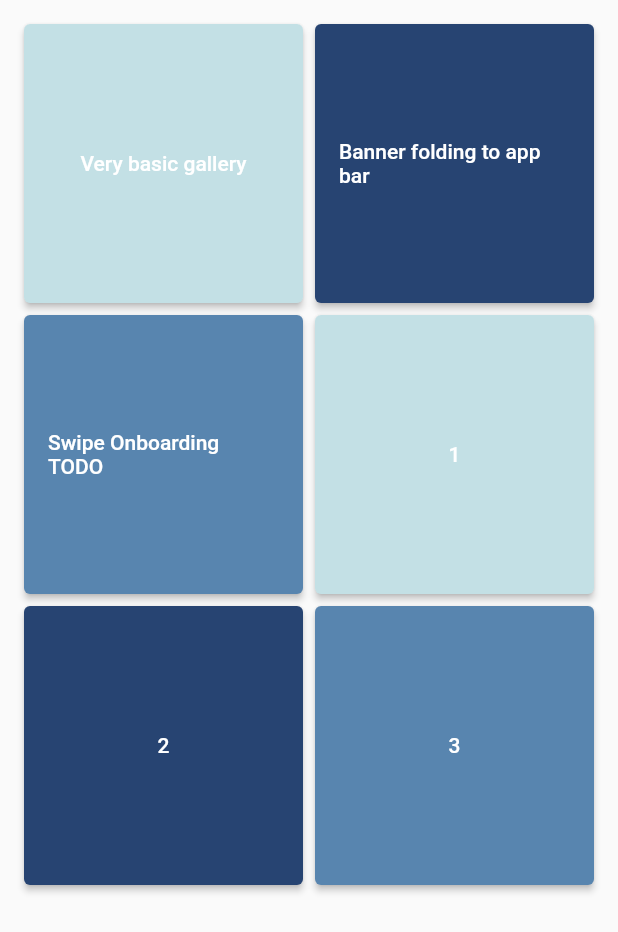
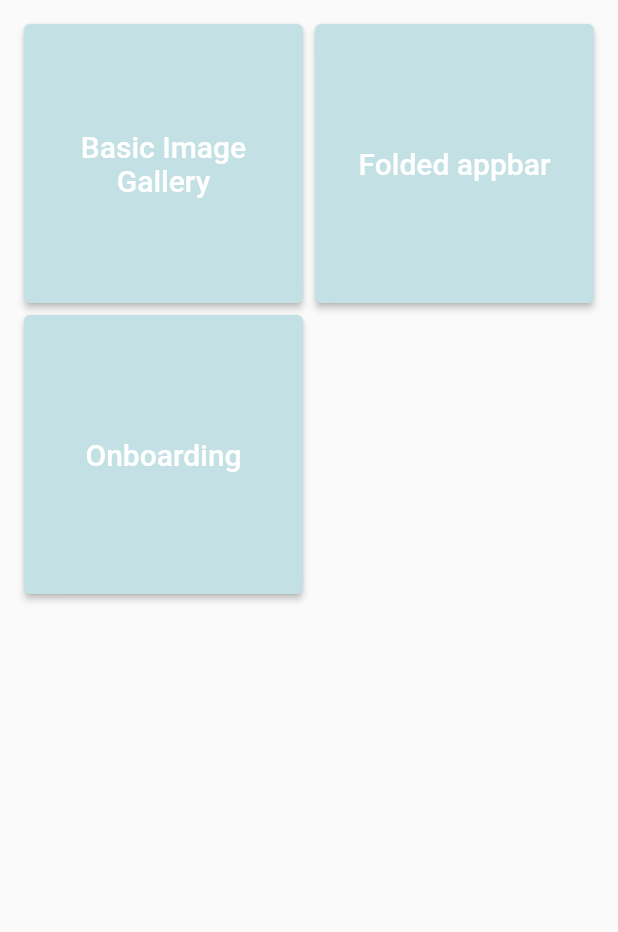
Before and after one commit to ryufitreet/animation_fun, a Flutter app: the screen it shows after launch, on a phone screen of 412 x 824 dp. Shown: the top 932 px of the screen. Run offline on Flutter 3.47's test engine with Material 2 defaults, Android fonts, the phone set to English and light mode, and no system bars.

Commit message:
Base for onboarding animation

```diff
--- /dev/null
+++ b/lib/pages.dart
@@ -0,0 +1,30 @@
+import 'package:animation_fun/screens/examples/app_bar_with_banner/app_bar_with_banner_screen.dart';
+import 'package:animation_fun/screens/examples/gallery/gallery_screen.dart';
+import 'package:animation_fun/screens/examples/swipe_onboarding/swipe_onboarding_screen.dart';
+
+class AppPage {
+
+  String name;
+  Function getPage;
+
+  AppPage({
+    this.name,
+    this.getPage,
+  });
+
+}
+
+List<AppPage> kPages = <AppPage>[
+  AppPage(
+    name: 'Basic Image Gallery',
+    getPage: () => GalleryScreen(),
+  ),
+  AppPage(
+    name: 'Folded appbar',
+    getPage: () => AppBarWithBannerScreen(),
+  ),
+  AppPage(
+    name: 'Onboarding',
+    getPage: () => SwipeOnboardingScreen(),
+  ),
+];
--- a/lib/screens/examples/app_bar_with_banner/components/expanded_animated_app_bar.dart
+++ b/lib/screens/examples/app_bar_with_banner/components/expanded_animated_app_bar.dart
@@ -21,7 +21,7 @@ class _ExtendedAnimatedAppBarState extends State<ExtendedAnimatedAppBar> with Ti
     super.initState();
     _controller = AnimationController(
       vsync: this,
-      duration: Duration(milliseconds: 250),
+      duration: Duration(milliseconds: 2500),
     );
     _animation = CurvedAnimation(
       parent: _controller,
--- a/lib/screens/examples/swipe_onboarding/components/slideshow/slides.dart
+++ b/lib/screens/examples/swipe_onboarding/components/slideshow/slides.dart
@@ -1,6 +1,8 @@
-import 'package:animation_fun/screens/examples/swipe_onboarding/components/slideshow/store/slide_show_model.dart';
 import 'package:flutter/material.dart';
 import 'package:provider/provider.dart';
+import 'package:animation_fun/screens/examples/swipe_onboarding/components/slideshow/store/slide_show_model.dart';
+
+import 'slide.dart';
 
 class Slides extends StatefulWidget {
   const Slides({Key key}) : super(key: key);
@@ -27,7 +29,7 @@ class _SlidesState extends State<Slides> {
           offset: m.currentSlideOffset,
           child: Container(
             width: MediaQuery.of(context).size.width,
-            child: Placeholder(),
+            child: Slide(),
             decoration: BoxDecoration(),
           ),
         ),
--- a/lib/screens/examples/swipe_onboarding/components/subtitle.dart
+++ b/lib/screens/examples/swipe_onboarding/components/subtitle.dart
@@ -7,7 +7,7 @@ class SubTitle extends StatelessWidget {
   Widget build(BuildContext context) {
     return Container(
       child: Text(
-        'Они такие анимирированные, вах',
+        'Красный слайд',
         style: Theme.of(context).textTheme.headline6,
         textAlign: TextAlign.center,
       ),
--- a/lib/screens/examples/swipe_onboarding/swipe_onboarding_screen.dart
+++ b/lib/screens/examples/swipe_onboarding/swipe_onboarding_screen.dart
@@ -8,6 +8,9 @@ class SwipeOnboardingScreen extends StatelessWidget {
   @override
   Widget build(BuildContext context) {
     return Scaffold(
+      appBar: AppBar(
+        title: Text('ONBOARDING'),
+      ),
       body: Body(),
     );
   }
--- a/lib/screens/home/components/body.dart
+++ b/lib/screens/home/components/body.dart
@@ -1,8 +1,11 @@
+import 'package:animation_fun/pages.dart';
+import 'package:flutter/material.dart';
 import 'package:animation_fun/colors.dart';
 import 'package:animation_fun/screens/examples/app_bar_with_banner/app_bar_with_banner_screen.dart';
 import 'package:animation_fun/screens/examples/gallery/gallery_screen.dart';
 import 'package:animation_fun/screens/examples/swipe_onboarding/swipe_onboarding_screen.dart';
-import 'package:flutter/material.dart';
+
+import 'page_button.dart';
 
 class Body extends StatelessWidget {
   const Body({Key key}) : super(key: key);
@@ -18,75 +21,76 @@ class Body extends StatelessWidget {
         children: _getExamplesButtons(context),
       ),
     );
-    // return Container(
-    //   padding: EdgeInsets.all(15),
-    //   child: Column(
-    //     crossAxisAlignment: CrossAxisAlignment.stretch,
-    //     mainAxisAlignment: MainAxisAlignment.center,
-    //     children: _getExamplesButtons(context),
-    //   ),
-    // );
   }
 
   List<Widget> _getExamplesButtons(BuildContext context) {
-    return [
-      ElevatedButton(
-        child: Text('Very basic gallery'),
-        onPressed: () => Navigator.of(context).push(
-          MaterialPageRoute(
-            builder: (c) => GalleryScreen()
-          )
-        ),
-        style: TextButton.styleFrom(backgroundColor: ThemeColors.babyBlue),
-      ),
-      ElevatedButton(
-        child: Text('Banner folding to app bar'),
-        onPressed: () => Navigator.of(context).push(
-          MaterialPageRoute(
-            builder: (c) => AppBarWithBannerScreen()
-          )
-        ),
-        style: TextButton.styleFrom(backgroundColor: ThemeColors.darkBlue),
-      ),
-      ElevatedButton(
-        child: Text('Swipe Onboarding TODO'),
-        onPressed: () => Navigator.of(context).push(
-          MaterialPageRoute(
-            builder: (c) => SwipeOnboardingScreen()
-          )
-        ),
-        style: TextButton.styleFrom(backgroundColor: ThemeColors.blueGray),
-      ),
 
-      ElevatedButton(
-        child: Text('1'),
-        onPressed: () => Navigator.of(context).push(
-          MaterialPageRoute(
-            builder: (c) => GalleryScreen()
-          )
-        ),
-        style: TextButton.styleFrom(backgroundColor: ThemeColors.babyBlue),
-      ),
-      ElevatedButton(
-        child: Text('2'),
-        onPressed: () => Navigator.of(context).push(
-          MaterialPageRoute(
-            builder: (c) => AppBarWithBannerScreen()
-          )
-        ),
-        style: TextButton.styleFrom(backgroundColor: ThemeColors.darkBlue),
-      ),
-      ElevatedButton(
-        child: Text('3'),
-        onPressed: () => Navigator.of(context).push(
-          MaterialPageRoute(
-            builder: (c) => SwipeOnboardingScreen()
-          )
-        ),
-        style: TextButton.styleFrom(backgroundColor: ThemeColors.blueGray),
-      ),
+    return kPages.map<Widget>(
+      (p) => PageButton(page: p),
+    ).toList();
 
-    ];
+    // return [
+    //   PageButton(
+    //     child: Text('Very basic gallery'),
+
+    //   ),
+    //   ElevatedButton(
+    //     child: Text('Very basic gallery'),
+    //     onPressed: () => Navigator.of(context).push(
+    //       MaterialPageRoute(
+    //         builder: (c) => GalleryScreen()
+    //       )
+    //     ),
+    //     style: TextButton.styleFrom(backgroundColor: ThemeColors.babyBlue),
+    //   ),
+    //   ElevatedButton(
+    //     child: Text('Banner folding to app bar'),
+    //     onPressed: () => Navigator.of(context).push(
+    //       MaterialPageRoute(
+    //         builder: (c) => AppBarWithBannerScreen()
+    //       )
+    //     ),
+    //     style: TextButton.styleFrom(backgroundColor: ThemeColors.darkBlue),
+    //   ),
+    //   ElevatedButton(
+    //     child: Text('Swipe Onboarding TODO'),
+    //     onPressed: () => Navigator.of(context).push(
+    //       MaterialPageRoute(
+    //         builder: (c) => SwipeOnboardingScreen()
+    //       )
+    //     ),
+    //     style: TextButton.styleFrom(backgroundColor: ThemeColors.blueGray),
+    //   ),
+
+    //   ElevatedButton(
+    //     child: Text('1'),
+    //     onPressed: () => Navigator.of(context).push(
+    //       MaterialPageRoute(
+    //         builder: (c) => GalleryScreen()
+    //       )
+    //     ),
+    //     style: TextButton.styleFrom(backgroundColor: ThemeColors.babyBlue),
+    //   ),
+    //   ElevatedButton(
+    //     child: Text('2'),
+    //     onPressed: () => Navigator.of(context).push(
+    //       MaterialPageRoute(
+    //         builder: (c) => AppBarWithBannerScreen()
+    //       )
+    //     ),
+    //     style: TextButton.styleFrom(backgroundColor: ThemeColors.darkBlue),
+    //   ),
+    //   ElevatedButton(
+    //     child: Text('3'),
+    //     onPressed: () => Navigator.of(context).push(
+    //       MaterialPageRoute(
+    //         builder: (c) => SwipeOnboardingScreen()
+    //       )
+    //     ),
+    //     style: TextButton.styleFrom(backgroundColor: ThemeColors.blueGray),
+    //   ),
+
+    // ];
   }
 
 }
--- /dev/null
+++ b/lib/screens/home/components/page_button.dart
@@ -0,0 +1,50 @@
+import 'dart:math';
+
+import 'package:animation_fun/pages.dart';
+import 'package:flutter/material.dart';
+import 'package:animation_fun/colors.dart';
+import 'package:animation_fun/screens/examples/app_bar_with_banner/app_bar_with_banner_screen.dart';
+
+List<Color> _color = <Color>[
+  ThemeColors.babyBlue,
+  ThemeColors.blueGray,
+  ThemeColors.darkBlue,
+  ThemeColors.midnightBlue,
+];
+
+class PageButton extends StatelessWidget {
+
+  final AppPage page;
+
+  const PageButton({
+    Key key,
+    this.page,
+  })
+    : super(key: key);
+
+  @override
+  Widget build(BuildContext context) {
+    final _random = Random();
+
+    return Container(
+      child: ElevatedButton(
+        child: Text(
+          page.name,
+          style: Theme.of(context).textTheme.headline6.copyWith(
+            color: Colors.white,
+            fontWeight: FontWeight.w500
+          ),
+          textAlign: TextAlign.center,
+        ),
+        onPressed: () => Navigator.of(context).push(
+          MaterialPageRoute(
+            builder: (_) => page.getPage()
+          )
+        ),
+        style: TextButton.styleFrom(
+          backgroundColor: _color[_random.nextInt(_color.length)],
+        ),
+      ),
+    );
+  }
+}
```
Also changed, not shown: lib/screens/examples/swipe_onboarding/components/slideshow/slide.dart (added, +36 -0 lines).
